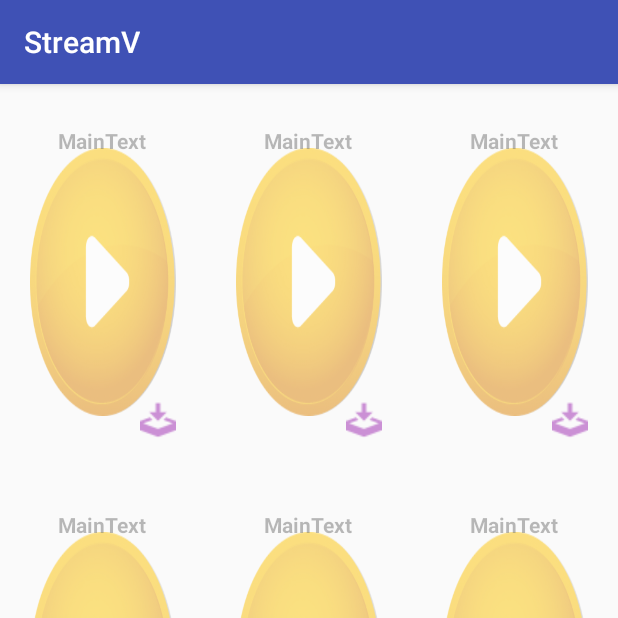
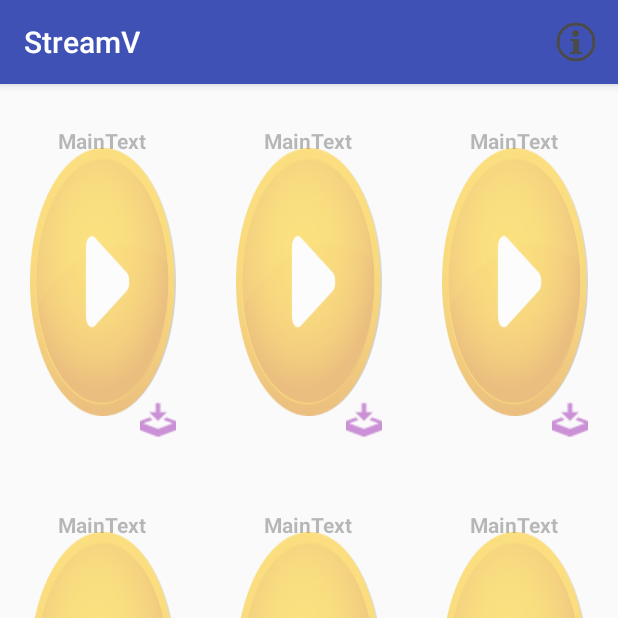
Before and after one commit to neek1337/StreamV, an Android app: the SecondActivity screen opened directly, with no data from a screen before it, on a phone screen of 412 x 824 dp, the top half of it. Run offline under Robolectric (Android 15) with nearby library versions, the phone set to English and light mode, and no system bars; 2 statements that could not run were skipped.

Commit message:
кнопка

```diff
--- a/app/src/main/java/com/example/artem/streamv/SecondActivity.java
+++ b/app/src/main/java/com/example/artem/streamv/SecondActivity.java
@@ -11,6 +11,8 @@ import android.support.v4.content.ContextCompat;
 import android.support.v4.view.ViewPager;
 import android.support.v7.app.AppCompatActivity;
 import android.util.Log;
+import android.view.Menu;
+import android.view.MenuItem;
 import android.view.View;
 import android.widget.Button;
 import android.widget.EditText;
@@ -52,6 +54,7 @@ public class SecondActivity extends AppCompatActivity {
         Log.w("id_true", String.valueOf(id));
         int a = 3;
 
+
         LinearLayout ll = (LinearLayout) findViewById(R.id.background);
 
 
@@ -79,6 +82,26 @@ public class SecondActivity extends AppCompatActivity {
 
 
     }
+
+    @Override
+    public boolean onCreateOptionsMenu(Menu menu) {
+        getMenuInflater().inflate(R.menu.menu,menu);
+        return true;
+    }
+
+    @Override
+    public boolean onOptionsItemSelected(MenuItem item) {
+        Intent intent = new Intent(this, InfoActivity.class);
+        switch (item.getItemId()) {
+            case R.id.acion_info:
+                intent.putExtra("streamerName", streamerName);
+
+
+        }
+        startActivity(intent);
+        return true;
+    }
+
     public void HandleClick(View view) {
         Log.w("pressed button", String.valueOf((view.getId())));
         startNTrack(view.getId() - 2131558481);
--- /dev/null
+++ b/app/src/main/res/menu/menu.xml
@@ -0,0 +1,10 @@
+<?xml version="1.0" encoding="utf-8"?>
+<menu xmlns:android="http://schemas.android.com/apk/res/android"
+    xmlns:app="http://schemas.android.com/apk/res-auto">
+    <item
+        android:id="@+id/acion_info"
+        android:icon="@drawable/icon"
+        app:showAsAction="ifRoom"
+        android:title="@string/app_name" />
+
+</menu>
```
Also changed, not shown: app/src/main/java/com/example/artem/streamv/InfoActivity.java (added, +19 -0 lines), app/src/main/res/drawable/icon.png (added).
